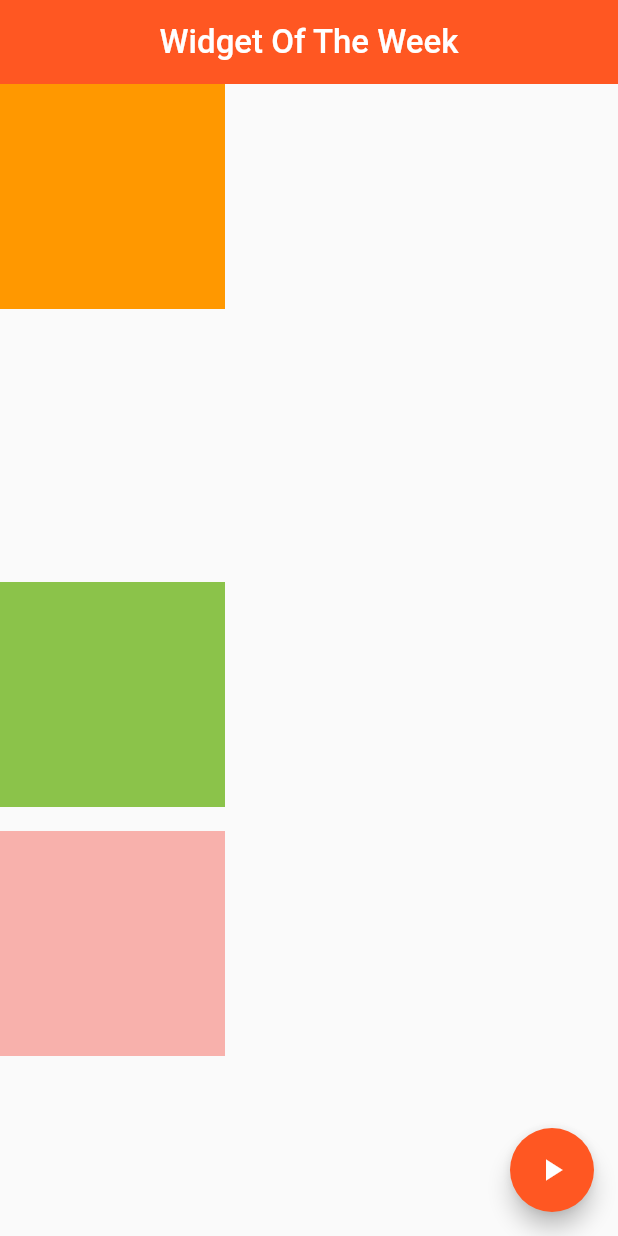
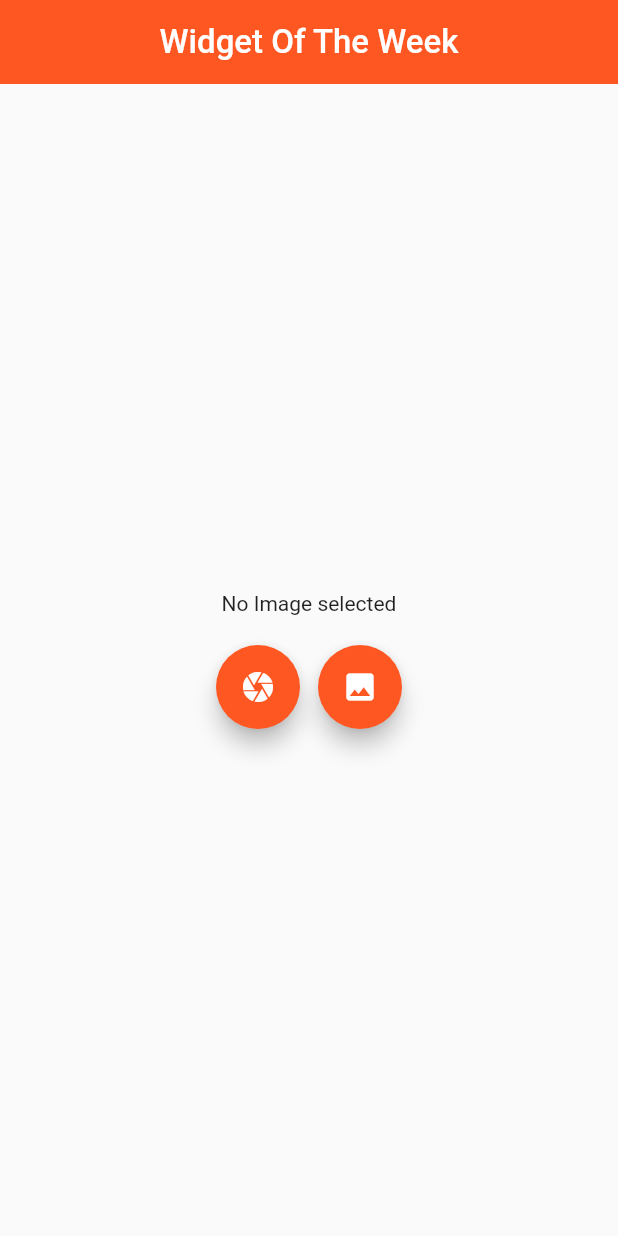
Before and after one commit to rifathossain82/Widget_of_the_week, a Flutter app: the screen it shows after launch, on a phone screen of 412 x 824 dp. Run offline on Flutter 3.47's test engine with Material 2 defaults, Android fonts, the phone set to English and light mode, and no system bars; our stand-ins replace animated_text_kit, device_info_plus, dio, flutter_slidable, image_picker, location and 2 more; missing offline and left inert: dart:js, snake, transformer_page_view.

Commit message:
practice app

```diff
--- /dev/null
+++ b/lib/ImagePicker_Demo.dart
@@ -0,0 +1,99 @@
+import 'dart:io';
+
+import 'package:flutter/cupertino.dart';
+import 'package:flutter/material.dart';
+import 'package:flutter/services.dart';
+import 'package:image_picker/image_picker.dart';
+import 'package:path_provider/path_provider.dart';
+import 'package:path/path.dart';
+
+
+class ImagePickerDemo extends StatefulWidget {
+  const ImagePickerDemo({Key? key}) : super(key: key);
+
+  @override
+  _ImagePickerDemoState createState() => _ImagePickerDemoState();
+}
+
+class _ImagePickerDemoState extends State<ImagePickerDemo> {
+  File? _image;
+
+  Future cameraImage()async{
+    try{
+      final image = await ImagePicker().pickImage(source: ImageSource.camera);
+      if(image==null) return;
+
+      //final imageTemporary=File(image.path);  //to set image temporary
+      final imagePermanent=await saveImagePermanently(image.path);   //to set image permanent in local storage
+      setState(() {
+        this._image=imagePermanent;
+      });
+    }
+    on PlatformException catch(e){
+      print('Faild to pick image: $e');
+    }
+  }
+
+  Future galleryImage()async{
+    try{
+      final image = await ImagePicker().pickImage(source: ImageSource.gallery);
+      if(image==null) return;
+
+      //final imageTemporary=File(image.path);   //to set image temporary
+      final imagePermanent=await saveImagePermanently(image.path);   //to set image permanent in local storage
+      setState(() {
+        this._image=imagePermanent;
+      });
+    }
+    on PlatformException catch(e){
+      print('Faild to pick image: $e');
+    }
+  }
+
+
+  Future<File> saveImagePermanently(String imagePath)async{
+    final directory=await getApplicationDocumentsDirectory();
+    final name=basename(imagePath);
+    final image=File('${directory.path}/$name');
+
+    return File(imagePath).copy(image.path);
+  }
+
+
+  @override
+  void initState() {
+    // TODO: implement initState
+    super.initState();
+
+  }
+
+
+  @override
+  Widget build(BuildContext context) {
+    return Column(
+      mainAxisAlignment: MainAxisAlignment.center,
+      children: [
+        ClipOval(child: _image==null ? Center(child: Text('No Image selected')) : Image.file(_image!,fit: BoxFit.cover,height: 200,width: 200,)),
+        SizedBox(height: 20,),
+        Row(
+          mainAxisAlignment: MainAxisAlignment.center,
+          children: [
+            FloatingActionButton(
+                onPressed: (){
+                  cameraImage();
+                },
+              child: Icon(Icons.camera),
+            ),
+            SizedBox(width: 12,),
+            FloatingActionButton(
+              onPressed: (){
+                galleryImage();
+              },
+              child: Icon(Icons.image),
+            ),
+          ],
+        )
+      ],
+    );
+  }
+}
--- a/lib/main.dart
+++ b/lib/main.dart
@@ -34,6 +34,7 @@ import 'package:widget_of_the_week/Flexible_demo.dart';
 import 'package:widget_of_the_week/Fractionally_sizedbox_demo.dart';
 import 'package:widget_of_the_week/Future_builder_demo.dart';
 import 'package:widget_of_the_week/Hero_widget/Hero_widget_demo.dart';
+import 'package:widget_of_the_week/ImagePicker_Demo.dart';
 import 'package:widget_of_the_week/Image_demo.dart';
 import 'package:widget_of_the_week/Indexed_stack_demo.dart';
 import 'package:widget_of_the_week/Indicator/Circular_progress_indigator_demo.dart';
@@ -126,7 +127,7 @@ class _MyAppState extends State<MyApp> {
           resizeToAvoidBottomInset: false,
           //backgroundColor: Colors.blueGrey[900],
           appBar: appbar,
-          body: Opacity_demo(),
+          body: ImagePickerDemo(),
         )
     );
   }
--- a/pubspec.yaml
+++ b/pubspec.yaml
@@ -47,6 +47,8 @@ dependencies:
   location: ^4.3.0
   url_launcher: ^6.0.17
   transparent_image: ^2.0.0
+  image_picker: ^0.8.4+4
+  path_provider: ^2.0.8
 
 dev_dependencies:
   flutter_test:
```
Also changed, not shown: pubspec.lock.
